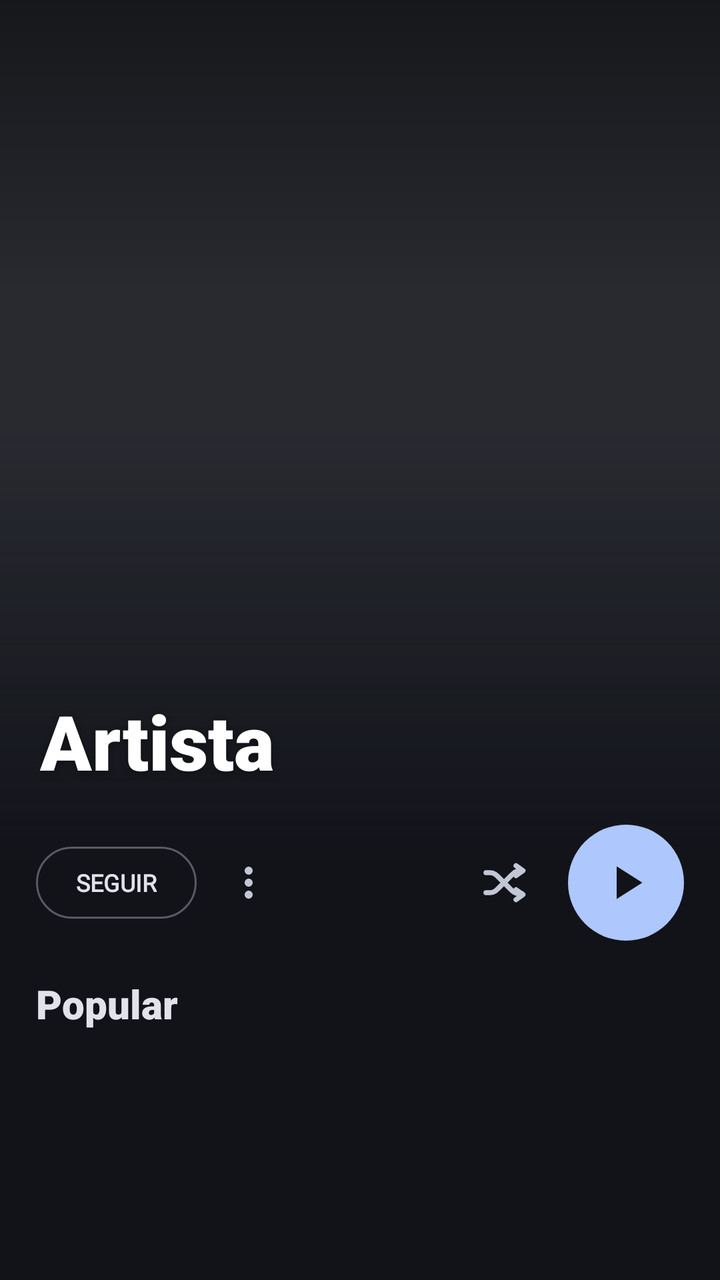
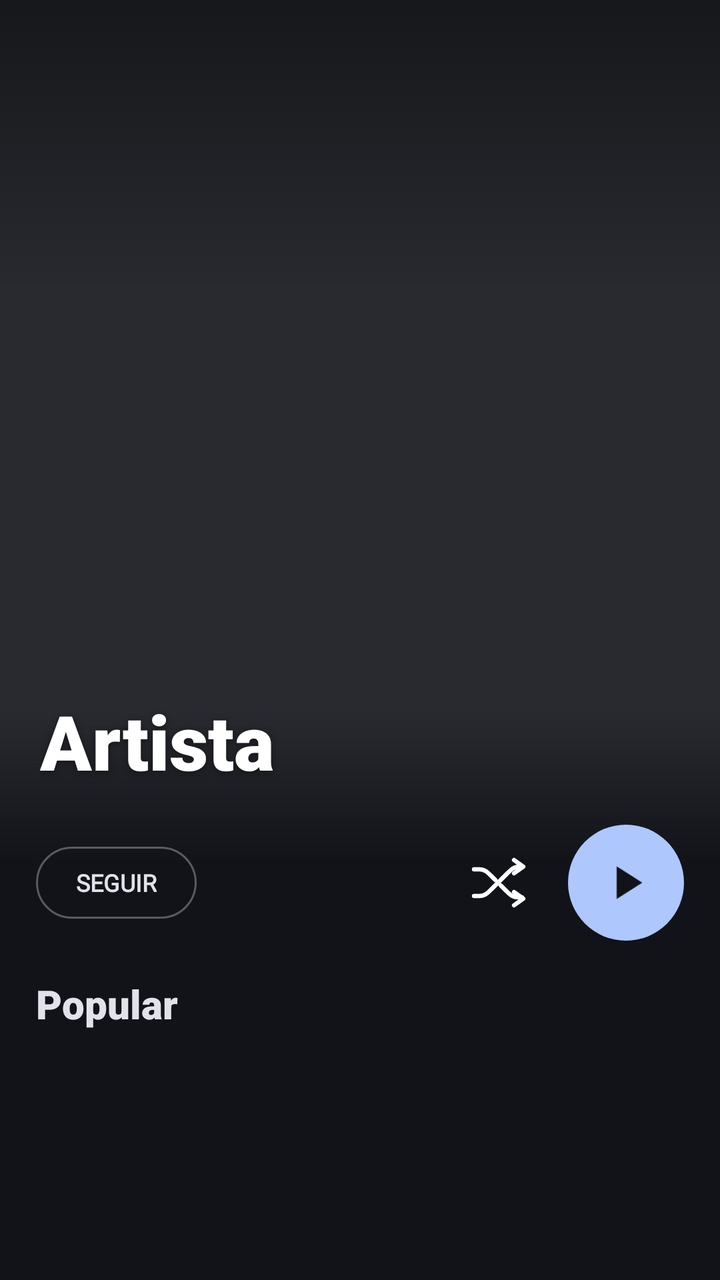

Two renders of the same Android screen: before a commit and after it. Below are the layout's source before the change and the commit's diff.
<!-- AndroidManifest.xml: application theme Theme.Sleppify -->
<!-- res/layout/item_artist_detail_header.xml -->
<?xml version="1.0" encoding="utf-8"?>
<LinearLayout xmlns:android="http://schemas.android.com/apk/res/android"
    xmlns:app="http://schemas.android.com/apk/res-auto"
    android:layout_width="match_parent"
    android:layout_height="wrap_content"
    android:background="@color/surface_dark"
    android:orientation="vertical">

    
    <FrameLayout
        android:layout_width="match_parent"
        android:layout_height="430dp">

        <ImageView
            android:id="@+id/ivArtistBackdrop"
            android:layout_width="match_parent"
            android:layout_height="match_parent"
            android:background="@color/surface_high"
            android:contentDescription="@null"
            android:scaleType="centerCrop" />

        
        <View
            android:id="@+id/vArtistHeroTint"
            android:layout_width="match_parent"
            android:layout_height="match_parent"
            android:background="@drawable/bg_artist_hero_bottom_fade" />

        <View
            android:layout_width="match_parent"
            android:layout_height="150dp"
            android:layout_gravity="top"
            android:background="@drawable/bg_artist_hero_top_scrim" />

        <LinearLayout
            android:layout_width="match_parent"
            android:layout_height="wrap_content"
            android:layout_gravity="bottom|start"
            android:orientation="vertical"
            android:paddingHorizontal="20dp"
            android:paddingBottom="14dp">

            <TextView
                android:id="@+id/tvArtistHeaderName"
                android:layout_width="match_parent"
                android:layout_height="wrap_content"
                android:ellipsize="end"
                android:fontFamily="sans-serif-black"
                android:includeFontPadding="false"
                android:maxLines="2"
                android:shadowColor="#66000000"
                android:shadowDx="0"
                android:shadowDy="2"
                android:shadowRadius="8"
                android:text="Artista"
                android:textColor="#FFFFFFFF"
                android:textSize="38sp"
                android:textStyle="bold" />

            <TextView
                android:id="@+id/tvArtistHeaderSubtitle"
                android:layout_width="match_parent"
                android:layout_height="wrap_content"
                android:layout_marginTop="6dp"
                android:ellipsize="end"
                android:fontFamily="@font/inter_variable"
                android:includeFontPadding="false"
                android:maxLines="1"
                android:textColor="@color/text_primary"
                android:textSize="13sp" />
        </LinearLayout>
    </FrameLayout>

    
    <LinearLayout
        android:layout_width="match_parent"
        android:layout_height="wrap_content"
        android:layout_marginTop="-26dp"
        android:gravity="center_vertical"
        android:orientation="horizontal"
        android:paddingHorizontal="18dp"
        android:paddingVertical="8dp">

        <TextView
            android:id="@+id/btnArtistFollow"
            android:layout_width="wrap_content"
            android:layout_height="36dp"
            android:background="@drawable/bg_artist_follow_pill"
            android:gravity="center"
            android:paddingHorizontal="20dp"
            android:text="Seguir"
            android:textAllCaps="true"
            android:textColor="@color/text_primary"
            android:fontFamily="@font/inter_variable"
            android:textSize="12sp"
            android:textStyle="bold" />

        <ImageView
            android:id="@+id/btnArtistMore"
            android:layout_width="40dp"
            android:layout_height="40dp"
            android:layout_marginStart="6dp"
            android:background="?attr/selectableItemBackgroundBorderless"
            android:contentDescription="@null"
            android:padding="8dp"
            android:src="@drawable/ic_more_vert"
            app:tint="@color/text_secondary" />

        <View
            android:layout_width="0dp"
            android:layout_height="1dp"
            android:layout_weight="1" />

        <ImageView
            android:id="@+id/btnArtistShuffle"
            android:layout_width="44dp"
            android:layout_height="44dp"
            android:background="?attr/selectableItemBackgroundBorderless"
            android:contentDescription="@null"
            android:padding="10dp"
            android:src="@drawable/ic_player_shuffle"
            app:tint="@color/text_secondary" />

        <FrameLayout
            android:layout_width="58dp"
            android:layout_height="58dp"
            android:layout_marginStart="10dp">

            <View
                android:layout_width="match_parent"
                android:layout_height="match_parent"
                android:background="@drawable/bg_artist_play_fab" />

            <ImageView
                android:id="@+id/btnArtistPlay"
                android:layout_width="match_parent"
                android:layout_height="match_parent"
                android:contentDescription="@null"
                android:padding="15dp"
                android:src="@drawable/ic_player_play"
                app:tint="@color/surface_dark" />
        </FrameLayout>
    </LinearLayout>

    <TextView
        android:id="@+id/tvArtistPopularHeader"
        android:layout_width="match_parent"
        android:layout_height="wrap_content"
        android:fontFamily="sans-serif-black"
        android:paddingHorizontal="18dp"
        android:paddingTop="10dp"
        android:paddingBottom="4dp"
        android:text="Popular"
        android:textColor="@color/text_primary"
        android:textSize="20sp"
        android:textStyle="bold" />
</LinearLayout>
<!-- resources referenced by this layout -->
<resources>
  <color name="surface_dark">#111319</color>
  <color name="surface_high">#282a30</color>
  <color name="text_primary">#e2e2eb</color>
  <color name="text_secondary">#c3c6d5</color>
  <!-- drawable bg_artist_follow_pill (drawable) -->
  <?xml version="1.0" encoding="utf-8"?>
  <shape xmlns:android="http://schemas.android.com/apk/res/android"
      android:shape="rectangle">
      <solid android:color="@android:color/transparent" />
      <corners android:radius="20dp" />
      <stroke
          android:width="1dp"
          android:color="#66C3C6D5" />
  </shape>
  <!-- drawable bg_artist_hero_bottom_fade (drawable) -->
  <?xml version="1.0" encoding="utf-8"?>
  <shape xmlns:android="http://schemas.android.com/apk/res/android"
      android:shape="rectangle">
      <gradient
          android:angle="270"
          android:startColor="#00111319"
          android:centerColor="#00111319"
          android:endColor="#FF111319"
          android:type="linear" />
  </shape>
  <!-- drawable bg_artist_hero_top_scrim (drawable) -->
  <?xml version="1.0" encoding="utf-8"?>
  <shape xmlns:android="http://schemas.android.com/apk/res/android"
      android:shape="rectangle">
      <gradient
          android:angle="270"
          android:startColor="#73000000"
          android:endColor="#00000000"
          android:type="linear" />
  </shape>
  <!-- drawable bg_artist_play_fab (drawable) -->
  <?xml version="1.0" encoding="utf-8"?>
  <shape xmlns:android="http://schemas.android.com/apk/res/android"
      android:shape="oval">
      <solid android:color="@color/stitch_blue" />
  </shape>
  <!-- drawable ic_more_vert (drawable) -->
  <?xml version="1.0" encoding="utf-8"?>
  <vector xmlns:android="http://schemas.android.com/apk/res/android"
      android:width="24dp"
      android:height="24dp"
      android:viewportWidth="24"
      android:viewportHeight="24">
      <path
          android:fillColor="#FFFFFFFF"
          android:pathData="M12,8c1.1,0 2,-0.9 2,-2s-0.9,-2 -2,-2 -2,0.9 -2,2 0.9,2 2,2zM12,10c-1.1,0 -2,0.9 -2,2s0.9,2 2,2 2,-0.9 2,-2 -0.9,-2 -2,-2zM12,16c-1.1,0 -2,0.9 -2,2s0.9,2 2,2 2,-0.9 2,-2 -0.9,-2 -2,-2z" />
  </vector>
  <!-- drawable ic_player_play (drawable) -->
  <?xml version="1.0" encoding="utf-8"?>
  <vector xmlns:android="http://schemas.android.com/apk/res/android"
      android:width="48dp"
      android:height="48dp"
      android:viewportWidth="24"
      android:viewportHeight="24">
      <path
          android:fillColor="#FF000000"
          android:pathData="M8,5v14l11,-7z" />
  </vector>
  <!-- drawable ic_player_shuffle (drawable) -->
  <vector xmlns:android="http://schemas.android.com/apk/res/android"
      android:width="24dp"
      android:height="24dp"
      android:viewportWidth="24"
      android:viewportHeight="24">
      <path
          android:strokeColor="#FFFFFFFF"
          android:strokeWidth="2.5"
          android:strokeLineCap="round"
          android:strokeLineJoin="round"
          android:pathData="M3,17h2c2,0 3,-1 4.5,-2.5l6,-6C17,7 18,6 20,6h1" />
      <path
          android:strokeColor="#FFFFFFFF"
          android:strokeWidth="2.5"
          android:strokeLineCap="round"
          android:strokeLineJoin="round"
          android:pathData="M3,7h2c2,0 3,1 4.5,2.5L11,11" />
      <path
          android:strokeColor="#FFFFFFFF"
          android:strokeWidth="2.5"
          android:strokeLineCap="round"
          android:strokeLineJoin="round"
          android:pathData="M13,13l2,2 c1.5,1.5 2.5,2.5 4.5,2.5h1.5" />
      <path
          android:strokeColor="#FFFFFFFF"
          android:strokeWidth="2.5"
          android:strokeLineCap="round"
          android:strokeLineJoin="round"
          android:pathData="M18,3.5l3.5,2.5l-3.5,2.5" />
      <path
          android:strokeColor="#FFFFFFFF"
          android:strokeWidth="2.5"
          android:strokeLineCap="round"
          android:strokeLineJoin="round"
          android:pathData="M18,15.5l3.5,2.5l-3.5,2.5" />
  </vector>
  <style name="Theme.Sleppify" parent="Base.Theme.Sleppify" />
  <color name="stitch_blue">#AEC7FD</color>
  <color name="stitch_blue_light">#AEC7FD</color>
  <!-- unchanged entries left out for length: 1 -->
</resources>

<!-- the commit's change to res/layout/item_artist_detail_header.xml (unified diff, before → after) -->
@@ -23,7 +23,8 @@
         <View
             android:id="@+id/vArtistHeroTint"
             android:layout_width="match_parent"
-            android:layout_height="match_parent"
+            android:layout_height="150dp"
+            android:layout_gravity="bottom"
             android:background="@drawable/bg_artist_hero_bottom_fade" />
 
         <View
@@ -95,31 +96,21 @@
             android:textSize="12sp"
             android:textStyle="bold" />
 
-        <ImageView
-            android:id="@+id/btnArtistMore"
-            android:layout_width="40dp"
-            android:layout_height="40dp"
-            android:layout_marginStart="6dp"
-            android:background="?attr/selectableItemBackgroundBorderless"
-            android:contentDescription="@null"
-            android:padding="8dp"
-            android:src="@drawable/ic_more_vert"
-            app:tint="@color/text_secondary" />
-
         <View
             android:layout_width="0dp"
             android:layout_height="1dp"
             android:layout_weight="1" />
 
+        
         <ImageView
             android:id="@+id/btnArtistShuffle"
-            android:layout_width="44dp"
-            android:layout_height="44dp"
+            android:layout_width="50dp"
+            android:layout_height="50dp"
             android:background="?attr/selectableItemBackgroundBorderless"
             android:contentDescription="@null"
-            android:padding="10dp"
-            android:src="@drawable/ic_player_shuffle"
-            app:tint="@color/text_secondary" />
+            android:padding="9dp"
+            android:src="@drawable/ic_shuffle_custom"
+            app:tint="#FFFFFFFF" />
 
         <FrameLayout
             android:layout_width="58dp"
<!-- resource entries referenced after the edit -->
@@ -41,17 +41,6 @@
       android:shape="oval">
       <solid android:color="@color/stitch_blue" />
   </shape>
-  <!-- drawable ic_more_vert (drawable) -->
-  <?xml version="1.0" encoding="utf-8"?>
-  <vector xmlns:android="http://schemas.android.com/apk/res/android"
-      android:width="24dp"
-      android:height="24dp"
-      android:viewportWidth="24"
-      android:viewportHeight="24">
-      <path
-          android:fillColor="#FFFFFFFF"
-          android:pathData="M12,8c1.1,0 2,-0.9 2,-2s-0.9,-2 -2,-2 -2,0.9 -2,2 0.9,2 2,2zM12,10c-1.1,0 -2,0.9 -2,2s0.9,2 2,2 2,-0.9 2,-2 -0.9,-2 -2,-2zM12,16c-1.1,0 -2,0.9 -2,2s0.9,2 2,2 2,-0.9 2,-2 -0.9,-2 -2,-2z" />
-  </vector>
   <!-- drawable ic_player_play (drawable) -->
   <?xml version="1.0" encoding="utf-8"?>
   <vector xmlns:android="http://schemas.android.com/apk/res/android"
@@ -63,39 +52,39 @@
           android:fillColor="#FF000000"
           android:pathData="M8,5v14l11,-7z" />
   </vector>
-  <!-- drawable ic_player_shuffle (drawable) -->
+  <!-- drawable ic_shuffle_custom (drawable) -->
   <vector xmlns:android="http://schemas.android.com/apk/res/android"
-      android:width="24dp"
-      android:height="24dp"
+      android:width="30dp"
+      android:height="30dp"
       android:viewportWidth="24"
       android:viewportHeight="24">
       <path
           android:strokeColor="#FFFFFFFF"
-          android:strokeWidth="2.5"
+          android:strokeWidth="1.6"
           android:strokeLineCap="round"
           android:strokeLineJoin="round"
           android:pathData="M3,17h2c2,0 3,-1 4.5,-2.5l6,-6C17,7 18,6 20,6h1" />
       <path
           android:strokeColor="#FFFFFFFF"
-          android:strokeWidth="2.5"
+          android:strokeWidth="1.6"
           android:strokeLineCap="round"
           android:strokeLineJoin="round"
           android:pathData="M3,7h2c2,0 3,1 4.5,2.5L11,11" />
       <path
           android:strokeColor="#FFFFFFFF"
-          android:strokeWidth="2.5"
+          android:strokeWidth="1.6"
           android:strokeLineCap="round"
           android:strokeLineJoin="round"
           android:pathData="M13,13l2,2 c1.5,1.5 2.5,2.5 4.5,2.5h1.5" />
       <path
           android:strokeColor="#FFFFFFFF"
-          android:strokeWidth="2.5"
+          android:strokeWidth="1.6"
           android:strokeLineCap="round"
           android:strokeLineJoin="round"
           android:pathData="M18,3.5l3.5,2.5l-3.5,2.5" />
       <path
           android:strokeColor="#FFFFFFFF"
-          android:strokeWidth="2.5"
+          android:strokeWidth="1.6"
           android:strokeLineCap="round"
           android:strokeLineJoin="round"
           android:pathData="M18,15.5l3.5,2.5l-3.5,2.5" />
